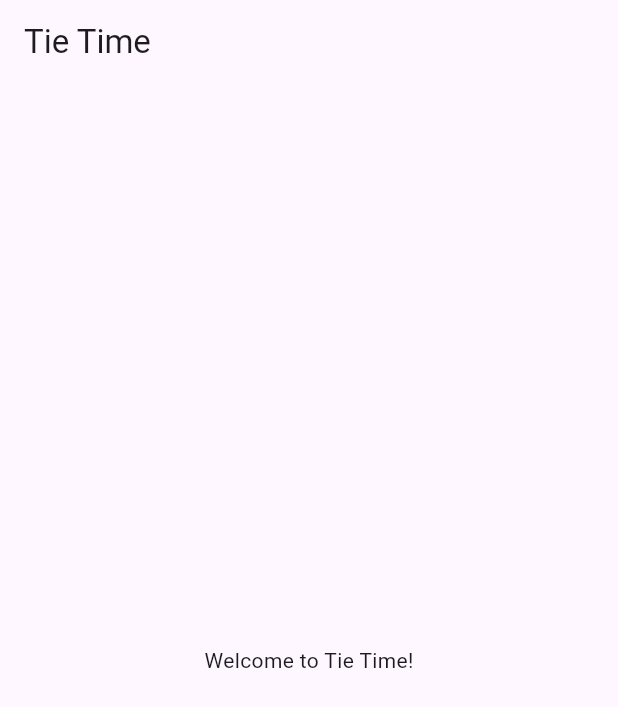
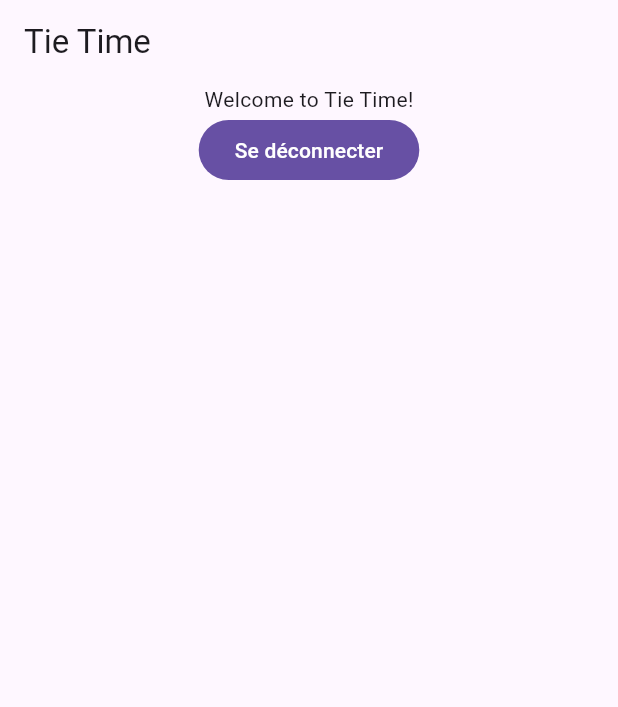
Before and after one commit to Tie-time/tie_time_front, a Flutter app: the MainPage screen opened directly, on a phone screen of 412 x 824 dp. Shown: the top 707 px of the screen. Run offline on Flutter 3.47's test engine with Material 3 defaults, Android fonts, the phone set to English and light mode, and no system bars; our stand-ins replace shared_preferences; accounts and stored records are empty.

```diff
--- a/lib/pages/main.page.dart
+++ b/lib/pages/main.page.dart
@@ -1,4 +1,6 @@
 import 'package:flutter/material.dart';
+import 'package:shared_preferences/shared_preferences.dart';
+import 'package:tie_time_front/routes/routes.dart';
 
 class MainPage extends StatefulWidget {
   const MainPage({super.key});
@@ -8,16 +10,28 @@ class MainPage extends StatefulWidget {
 }
 
 class _MainPageState extends State<MainPage> {
+  void _handleLogout() async {
+    // clear cache
+    SharedPreferences prefs = await SharedPreferences.getInstance();
+    await prefs.remove('token');
+    Navigator.pushReplacementNamed(context, RouteManager.home);
+  }
+
   @override
   Widget build(BuildContext context) {
     return Scaffold(
-      appBar: AppBar(
-        automaticallyImplyLeading: false,
-        title: const Text('Tie Time'),
-      ),
-      body: const Center(
-        child: Text('Welcome to Tie Time!'),
-      ),
-    );
+        appBar: AppBar(
+          automaticallyImplyLeading: false,
+          title: const Text('Tie Time'),
+        ),
+        body: Center(
+            child: Column(children: [
+          Text('Welcome to Tie Time!'),
+          FilledButton(
+              onPressed: () {
+                _handleLogout();
+              },
+              child: Text('Se déconnecter')),
+        ])));
   }
 }
```
